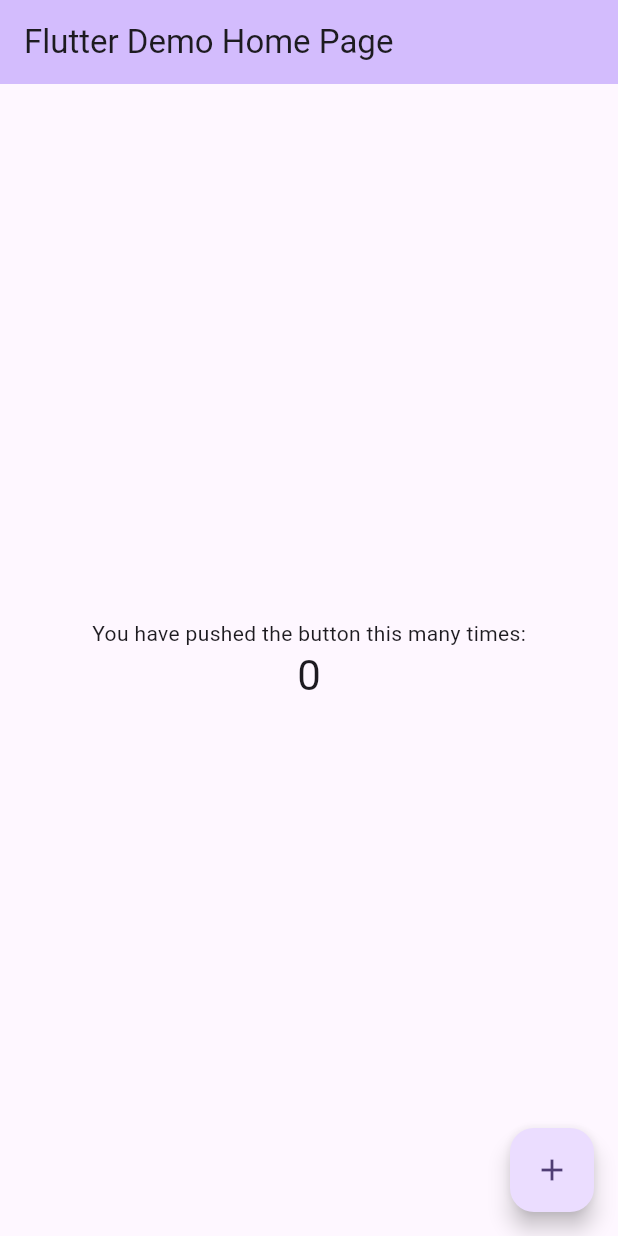
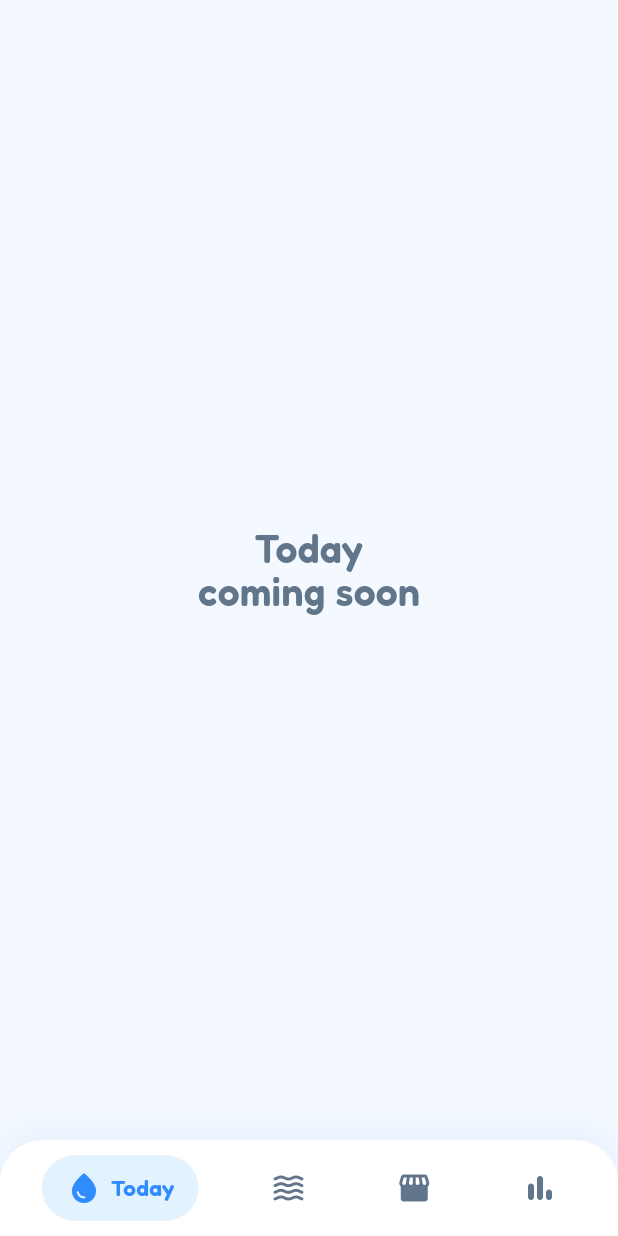
Before and after one commit to salehuddiniwan/mynum, a Flutter app: the screen it shows after launch, on a phone screen of 412 x 824 dp. Run offline on Flutter 3.47's test engine with Material 3 defaults, Android fonts, the phone set to English and light mode, and no system bars; our stand-ins replace google_fonts.

Commit message:
Add tab bar with placeholder screens

```diff
--- a/lib/main.dart
+++ b/lib/main.dart
@@ -1,122 +1,24 @@
 import 'package:flutter/material.dart';
 
+import 'screens/home_shell.dart';
+import 'theme/brand.dart';
+import 'widgets/adaptive_frame.dart';
+
 void main() {
-  runApp(const MyApp());
+  runApp(const MynumApp());
 }
 
-class MyApp extends StatelessWidget {
-  const MyApp({super.key});
+class MynumApp extends StatelessWidget {
+  const MynumApp({super.key});
 
-  // This widget is the root of your application.
   @override
   Widget build(BuildContext context) {
     return MaterialApp(
-      title: 'Flutter Demo',
-      theme: ThemeData(
-        // This is the theme of your application.
-        //
-        // TRY THIS: Try running your application with "flutter run". You'll see
-        // the application has a purple toolbar. Then, without quitting the app,
-        // try changing the seedColor in the colorScheme below to Colors.green
-        // and then invoke "hot reload" (save your changes or press the "hot
-        // reload" button in a Flutter-supported IDE, or press "r" if you used
-        // the command line to start the app).
-        //
-        // Notice that the counter didn't reset back to zero; the application
-        // state is not lost during the reload. To reset the state, use hot
-        // restart instead.
-        //
-        // This works for code too, not just values: Most code changes can be
-        // tested with just a hot reload.
-        colorScheme: .fromSeed(seedColor: Colors.deepPurple),
-      ),
-      home: const MyHomePage(title: 'Flutter Demo Home Page'),
+      title: 'MYNUM',
+      debugShowCheckedModeBanner: false,
+      theme: Brand.theme(),
+      builder: (context, child) => AdaptiveFrame(child: child!),
+      home: const HomeShell(),
     );
   }
 }
-
-class MyHomePage extends StatefulWidget {
-  const MyHomePage({super.key, required this.title});
-
-  // This widget is the home page of your application. It is stateful, meaning
-  // that it has a State object (defined below) that contains fields that affect
-  // how it looks.
-
-  // This class is the configuration for the state. It holds the values (in this
-  // case the title) provided by the parent (in this case the App widget) and
-  // used by the build method of the State. Fields in a Widget subclass are
-  // always marked "final".
-
-  final String title;
-
-  @override
-  State<MyHomePage> createState() => _MyHomePageState();
-}
-
-class _MyHomePageState extends State<MyHomePage> {
-  int _counter = 0;
-
-  void _incrementCounter() {
-    setState(() {
-      // This call to setState tells the Flutter framework that something has
-      // changed in this State, which causes it to rerun the build method below
-      // so that the display can reflect the updated values. If we changed
-      // _counter without calling setState(), then the build method would not be
-      // called again, and so nothing would appear to happen.
-      _counter++;
-    });
-  }
-
-  @override
-  Widget build(BuildContext context) {
-    // This method is rerun every time setState is called, for instance as done
-    // by the _incrementCounter method above.
-    //
-    // The Flutter framework has been optimized to make rerunning build methods
-    // fast, so that you can just rebuild anything that needs updating rather
-    // than having to individually change instances of widgets.
-    return Scaffold(
-      appBar: AppBar(
-        // TRY THIS: Try changing the color here to a specific color (to
-        // Colors.amber, perhaps?) and trigger a hot reload to see the AppBar
-        // change color while the other colors stay the same.
-        backgroundColor: Theme.of(context).colorScheme.inversePrimary,
-        // Here we take the value from the MyHomePage object that was created by
-        // the App.build method, and use it to set our appbar title.
-        title: Text(widget.title),
-      ),
-      body: Center(
-        // Center is a layout widget. It takes a single child and positions it
-        // in the middle of the parent.
-        child: Column(
-          // Column is also a layout widget. It takes a list of children and
-          // arranges them vertically. By default, it sizes itself to fit its
-          // children horizontally, and tries to be as tall as its parent.
-          //
-          // Column has various properties to control how it sizes itself and
-          // how it positions its children. Here we use mainAxisAlignment to
-          // center the children vertically; the main axis here is the vertical
-          // axis because Columns are vertical (the cross axis would be
-          // horizontal).
-          //
-          // TRY THIS: Invoke "debug painting" (choose the "Toggle Debug Paint"
-          // action in the IDE, or press "p" in the console), to see the
-          // wireframe for each widget.
-          mainAxisAlignment: .center,
-          children: [
-            const Text('You have pushed the button this many times:'),
-            Text(
-              '$_counter',
-              style: Theme.of(context).textTheme.headlineMedium,
-            ),
-          ],
-        ),
-      ),
-      floatingActionButton: FloatingActionButton(
-        onPressed: _incrementCounter,
-        tooltip: 'Increment',
-        child: const Icon(Icons.add),
-      ),
-    );
-  }
-}
--- /dev/null
+++ b/lib/screens/home_shell.dart
@@ -0,0 +1,169 @@
+import 'package:flutter/material.dart';
+
+import '../theme/brand.dart';
+
+/// The 4 tabs and the bottom tab bar. For now each tab is a placeholder;
+/// Round 5 swaps in the real screens.
+class HomeShell extends StatefulWidget {
+  const HomeShell({super.key});
+
+  @override
+  State<HomeShell> createState() => _HomeShellState();
+}
+
+class _HomeShellState extends State<HomeShell> {
+  int _tab = 0;
+
+  void _go(int i) => setState(() => _tab = i);
+
+  @override
+  Widget build(BuildContext context) {
+    return Scaffold(
+      body: IndexedStack(
+        index: _tab,
+        children: const [
+          _ComingSoon('Today'),
+          _ComingSoon('Pond'),
+          _ComingSoon('Shop'),
+          _ComingSoon('Stats'),
+        ],
+      ),
+      bottomNavigationBar: _NavBar(index: _tab, onTap: _go),
+    );
+  }
+}
+
+class _ComingSoon extends StatelessWidget {
+  const _ComingSoon(this.title);
+
+  final String title;
+
+  @override
+  Widget build(BuildContext context) {
+    return SafeArea(
+      child: Center(
+        child: Text(
+          '$title\ncoming soon',
+          textAlign: TextAlign.center,
+          style: Brand.display(26, color: Brand.inkSoft),
+        ),
+      ),
+    );
+  }
+}
+
+class _NavBar extends StatelessWidget {
+  const _NavBar({required this.index, required this.onTap});
+
+  final int index;
+  final ValueChanged<int> onTap;
+
+  static const _items = [
+    (Icons.water_drop_rounded, 'Today'),
+    (Icons.waves_rounded, 'Pond'),
+    (Icons.storefront_rounded, 'Shop'),
+    (Icons.bar_chart_rounded, 'Stats'),
+  ];
+
+  @override
+  Widget build(BuildContext context) {
+    return Container(
+      decoration: const BoxDecoration(
+        color: Brand.surface,
+        borderRadius: BorderRadius.vertical(
+          top: Radius.circular(Brand.radiusL),
+        ),
+        boxShadow: [
+          BoxShadow(
+            color: Color(0x141C64D8),
+            blurRadius: 20,
+            offset: Offset(0, -4),
+          ),
+        ],
+      ),
+      child: SafeArea(
+        top: false,
+        child: Padding(
+          padding: const EdgeInsets.symmetric(horizontal: 10, vertical: 10),
+          child: Row(
+            mainAxisAlignment: MainAxisAlignment.spaceAround,
+            children: [
+              for (final (i, (icon, label)) in _items.indexed)
+                _NavItem(
+                  icon: icon,
+                  label: label,
+                  selected: i == index,
+                  onTap: () => onTap(i),
+                ),
+            ],
+          ),
+        ),
+      ),
+    );
+  }
+}
+
+class _NavItem extends StatelessWidget {
+  const _NavItem({
+    required this.icon,
+    required this.label,
+    required this.selected,
+    required this.onTap,
+  });
+
+  final IconData icon;
+  final String label;
+  final bool selected;
+  final VoidCallback onTap;
+
+  @override
+  Widget build(BuildContext context) {
+    return Semantics(
+      button: true,
+      selected: selected,
+      label: label,
+      child: MouseRegion(
+        cursor: SystemMouseCursors.click,
+        child: GestureDetector(
+          behavior: HitTestBehavior.opaque,
+          onTap: onTap,
+          child: AnimatedContainer(
+            duration: Brand.medium,
+            curve: Curves.easeOutCubic,
+            padding: EdgeInsets.symmetric(
+              horizontal: selected ? 16 : 12,
+              vertical: 10,
+            ),
+            decoration: BoxDecoration(
+              color: selected ? Brand.foam : Colors.transparent,
+              borderRadius: BorderRadius.circular(99),
+            ),
+            child: Row(
+              mainAxisSize: MainAxisSize.min,
+              children: [
+                Icon(
+                  icon,
+                  color: selected ? Brand.water : Brand.inkSoft,
+                  size: 24,
+                ),
+                AnimatedSize(
+                  duration: Brand.medium,
+                  curve: Curves.easeOutCubic,
+                  child: selected
+                      ? Padding(
+                          padding: const EdgeInsets.only(left: 6),
+                          child: Text(
+                            label,
+                            style: Brand.display(15, color: Brand.water),
+                          ),
+                        )
+                      : const SizedBox.shrink(),
+                ),
+              ],
+            ),
+          ),
+        ),
+      ),
+    );
+  }
+}
```
